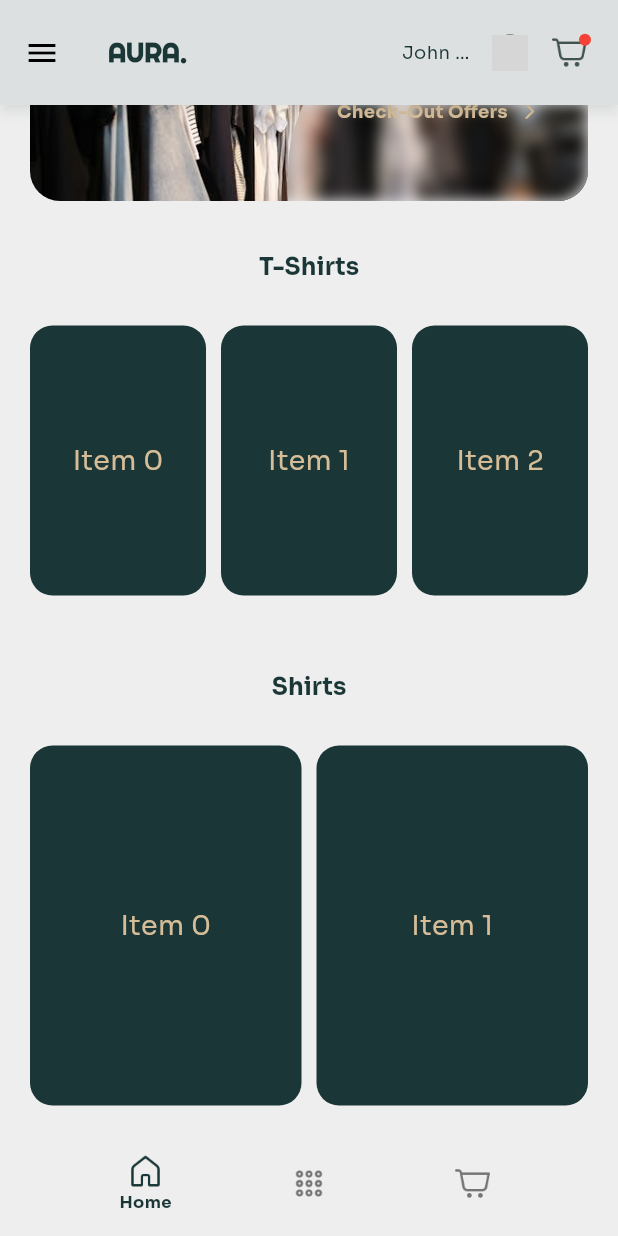
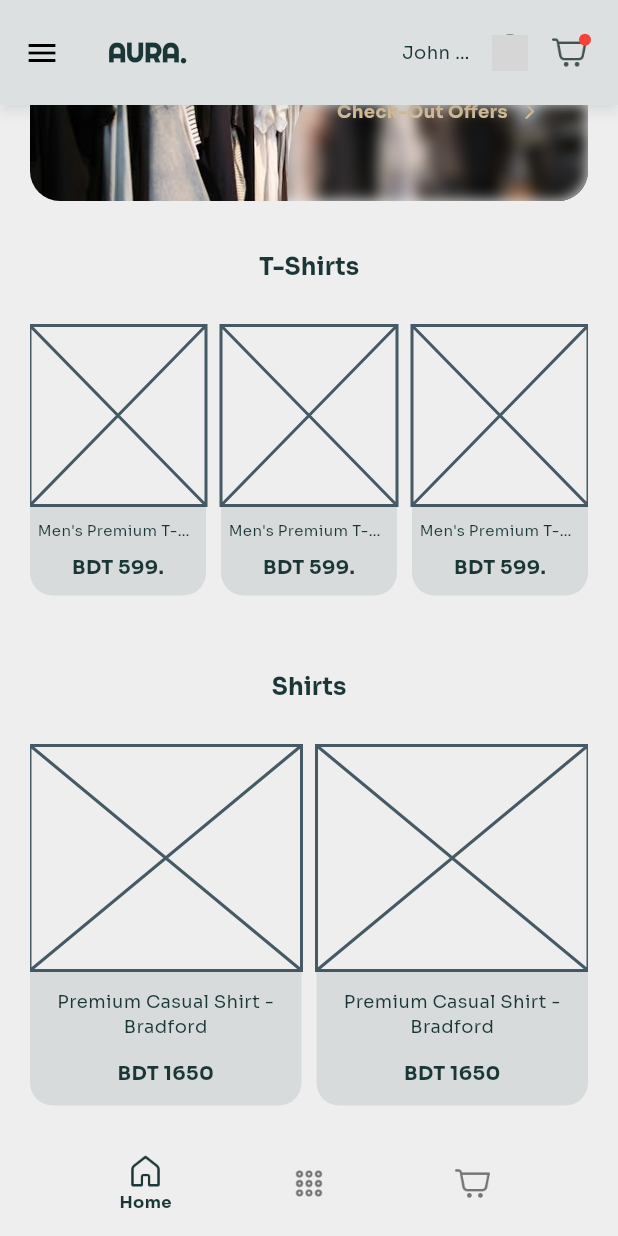
Before and after one commit to turt5/aura-ecommerce-frontend, a Flutter app: the screen it shows after launch, scrolled down 379 dp, on a phone screen of 412 x 824 dp. Run offline on Flutter 3.47's test engine with Material 3 defaults, Android fonts, the phone set to English and light mode, and no system bars; our stand-ins replace blur, flutter_riverpod, flutter_svg, google_fonts, image_picker; network calls fail; grey boxes are pictures that could not be loaded.

Commit message:
page seperation

```diff
--- a/lib/features/home/view/pages/_homepage.dart
+++ b/lib/features/home/view/pages/_homepage.dart
@@ -1,5 +1,7 @@
 import 'package:attira/features/home/controller/_home_model_provider.dart';
 import 'package:attira/features/home/model/_home_model_riverpod.dart';
+import 'package:attira/features/home/view/widgets/_cart_body.dart';
+import 'package:attira/features/home/view/widgets/_categories_body.dart';
 import 'package:attira/features/home/view/widgets/_drawer.dart';
 import 'package:attira/features/home/view/widgets/_home_body.dart';
 import 'package:attira/features/splash/view/widgets/_logo.dart';
@@ -52,7 +54,8 @@ class HomePage extends ConsumerWidget {
           const SizedBox(width: 10),
           const CircleAvatar(
             radius: 12,
-            backgroundImage: NetworkImage('https://upload.wikimedia.org/wikipedia/commons/thumb/5/5a/John_Doe%2C_born_John_Nommensen_Duchac.jpg/1200px-John_Doe%2C_born_John_Nommensen_Duchac.jpg'),
+            backgroundImage: NetworkImage(
+                'https://upload.wikimedia.org/wikipedia/commons/thumb/5/5a/John_Doe%2C_born_John_Nommensen_Duchac.jpg/1200px-John_Doe%2C_born_John_Nommensen_Duchac.jpg'),
           ),
           const SizedBox(
             width: 15,
@@ -90,7 +93,12 @@ class HomePage extends ConsumerWidget {
       body: SafeArea(
         child: Column(
           children: [
-            Expanded(child: HomeBody()),
+            Expanded(
+                child: homeRead.selected == 0
+                    ? HomeBody()
+                    : homeRead.selected == 1
+                        ? CategoriesBody()
+                        : CartBody()),
             CustomBottomNavigationBar(
                 theme: theme, homeRead: homeRead, homeWrite: homeWrite)
           ],
--- /dev/null
+++ b/lib/features/home/view/widgets/_cart_body.dart
@@ -0,0 +1,16 @@
+import 'package:flutter/material.dart';
+
+class CartBody extends StatelessWidget {
+  const CartBody({super.key});
+
+  @override
+  Widget build(BuildContext context) {
+    return Center(
+      child: Text(
+        'Cart',
+        style: TextStyle(
+            color: Theme.of(context).colorScheme.primary, fontSize: 18),
+      ),
+    );
+  }
+}
--- /dev/null
+++ b/lib/features/home/view/widgets/_categories_body.dart
@@ -0,0 +1,17 @@
+import 'package:flutter/cupertino.dart';
+import 'package:flutter/material.dart';
+
+class CategoriesBody extends StatelessWidget {
+  const CategoriesBody({super.key});
+
+  @override
+  Widget build(BuildContext context) {
+    return Center(
+      child: Text(
+        'Categories',
+        style: TextStyle(
+            color: Theme.of(context).colorScheme.primary, fontSize: 18),
+      ),
+    );
+  }
+}
--- a/lib/features/home/view/widgets/_home_shirt_section.dart
+++ b/lib/features/home/view/widgets/_home_shirt_section.dart
@@ -15,7 +15,7 @@ class HomeShirtSection extends StatelessWidget {
             mainAxisAlignment: MainAxisAlignment.center,
             children: [
               TextButton(
-                onPressed: (){},
+                onPressed: () {},
                 child: Text(
                   'Shirts',
                   style: TextStyle(
@@ -24,7 +24,6 @@ class HomeShirtSection extends StatelessWidget {
                       fontWeight: FontWeight.bold),
                 ),
               ),
-
             ],
           ),
           const SizedBox(
@@ -43,14 +42,44 @@ class HomeShirtSection extends StatelessWidget {
               itemBuilder: (context, index) {
                 return Container(
                   decoration: BoxDecoration(
-                    color: theme.primary,
+                    // color: theme.primary,
                     borderRadius: BorderRadius.circular(15),
                   ),
-                  child: Center(
-                    child: Text(
-                      'Item $index',
-                      style: TextStyle(color: theme.onPrimary, fontSize: 18),
-                    ),
+                  child: Column(
+                    children: [
+                      Expanded(child: Placeholder()),
+                      Container(
+                        height: 90,
+                        width: double.infinity,
+                        decoration: BoxDecoration(
+                            color: theme.primary.withOpacity(.1),
+                            borderRadius: const BorderRadius.only(
+                                bottomLeft: Radius.circular(15),
+                                bottomRight: Radius.circular(15))),
+                        padding:
+                            EdgeInsets.symmetric(vertical: 5, horizontal: 10),
+                        child: Column(
+                          mainAxisAlignment: MainAxisAlignment.spaceAround,
+                          children: [
+                            Text(
+                              'Premium Casual Shirt - Bradford',
+                              maxLines: 2,
+                              textAlign: TextAlign.center,
+                              overflow: TextOverflow.ellipsis,
+                              style:
+                                  TextStyle(color: theme.primary, fontSize: 12),
+                            ),
+                            Text(
+                              'BDT 1650',
+                              style: TextStyle(
+                                  fontWeight: FontWeight.bold,
+                                  color: theme.primary,
+                                  fontSize: 13),
+                            )
+                          ],
+                        ),
+                      ),
+                    ],
                   ),
                 );
               },
--- a/lib/features/home/view/widgets/_home_tshirt_section.dart
+++ b/lib/features/home/view/widgets/_home_tshirt_section.dart
@@ -15,7 +15,7 @@ class HomeTShirtSection extends StatelessWidget {
             mainAxisAlignment: MainAxisAlignment.center,
             children: [
               TextButton(
-                onPressed: (){},
+                onPressed: () {},
                 child: Text(
                   'T-Shirts',
                   style: TextStyle(
@@ -24,7 +24,6 @@ class HomeTShirtSection extends StatelessWidget {
                       fontWeight: FontWeight.bold),
                 ),
               ),
-
             ],
           ),
           const SizedBox(
@@ -43,14 +42,43 @@ class HomeTShirtSection extends StatelessWidget {
               itemBuilder: (context, index) {
                 return Container(
                   decoration: BoxDecoration(
-                      color: theme.primary,
-                      borderRadius: BorderRadius.circular(15),
+                    // color: theme.primary,
+                    borderRadius: BorderRadius.circular(15),
                   ),
-                  child: Center(
-                    child: Text(
-                      'Item $index',
-                      style: TextStyle(color: theme.onPrimary, fontSize: 18),
-                    ),
+                  child: Column(
+                    children: [
+                      const Expanded(child: Placeholder()),
+                      Container(
+                        height: 60,
+                        decoration: BoxDecoration(
+                          color: theme.primary.withOpacity(.1),
+                          borderRadius: const  BorderRadius.only(
+                              bottomLeft: Radius.circular(15),
+                              bottomRight: Radius.circular(15)),
+                        ),
+                        padding:
+                            const EdgeInsets.symmetric(horizontal: 5, vertical: 5),
+                        child: Column(
+                          mainAxisAlignment: MainAxisAlignment.spaceAround,
+                          children: [
+                            Text(
+                              "Men's Premium T-Shirt Hope",
+                              maxLines: 1,
+                              overflow: TextOverflow.ellipsis,
+                              style:
+                                  TextStyle(color: theme.primary, fontSize: 10),
+                            ),
+                            Text(
+                              "BDT 599.",
+                              style: TextStyle(
+                                  color: theme.primary,
+                                  fontSize: 13,
+                                  fontWeight: FontWeight.bold),
+                            )
+                          ],
+                        ),
+                      )
+                    ],
                   ),
                 );
               },
```
